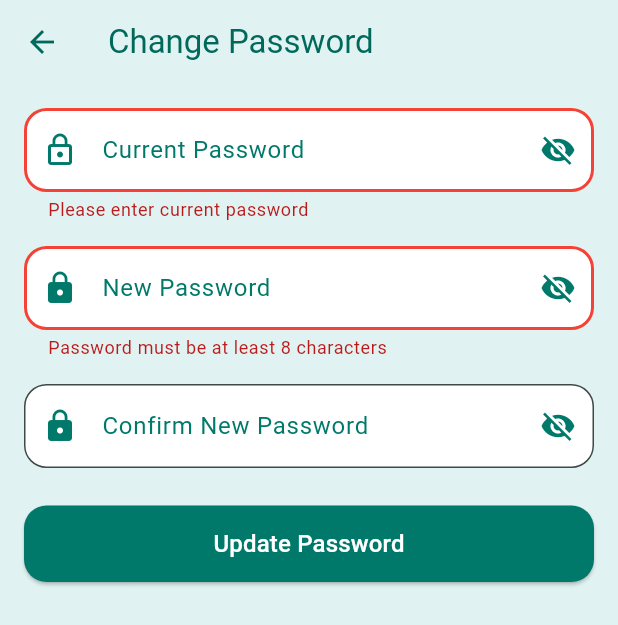
After one commit to ShadmaN1028/RentEase, a Flutter app: the TenantChangePassword screen opened directly, after a tap on "Update Password", on a phone screen of 412 x 824 dp. The commit adds this screen. Shown: the top 625 px of the screen. Run offline on Flutter 3.47's test engine with Material 3 defaults, Android fonts, the light colour scheme and no system bars; our stand-ins replace dio, lottie; network calls fail.

Commit message:
password and profile change updated for tenant also

```diff
--- /dev/null
+++ b/lib/screens/tenant/tenant_change_password.dart
@@ -0,0 +1,271 @@
+import 'package:flutter/material.dart';
+import 'package:provider/provider.dart';
+import 'package:dio/dio.dart';
+import 'package:rentease/services/api_services.dart';
+import 'package:rentease/providers/auth_provider.dart';
+import 'package:rentease/utils/constants.dart';
+
+class TenantChangePassword extends StatefulWidget {
+  const TenantChangePassword({super.key});
+
+  @override
+  State<TenantChangePassword> createState() => _ChangePasswordPageState();
+}
+
+class _ChangePasswordPageState extends State<TenantChangePassword> {
+  final _formKey = GlobalKey<FormState>();
+  final _currentPasswordController = TextEditingController();
+  final _newPasswordController = TextEditingController();
+  final _confirmPasswordController = TextEditingController();
+
+  bool _isLoading = false;
+
+  Future<void> _changePassword() async {
+    FocusScope.of(context).unfocus();
+    if (!_formKey.currentState!.validate()) return;
+
+    String? token = Provider.of<AuthProvider>(context, listen: false).token;
+    if (token == null) {
+      ScaffoldMessenger.of(
+        context,
+      ).showSnackBar(SnackBar(content: Text("Unauthorized: No token found")));
+      return;
+    }
+
+    setState(() {
+      _isLoading = true;
+    });
+
+    try {
+      final apiService = ApiService();
+      print('Request URL: ${ApiService.baseUrl}/tenant/update-password');
+      print(
+        'Request Data: ${{"currentPassword": _currentPasswordController.text.trim(), "newPassword": _newPasswordController.text.trim()}}',
+      );
+      final response = await apiService.dio.put(
+        '${ApiService.baseUrl}/tenant/update-password',
+        data: {
+          "currentPassword": _currentPasswordController.text.trim(),
+          "newPassword": _newPasswordController.text.trim(),
+        },
+        options: Options(headers: {'Authorization': 'Bearer $token'}),
+      );
+      if (response.statusCode == 200) {
+        ScaffoldMessenger.of(context).showSnackBar(
+          SnackBar(content: Text("Password changed successfully")),
+        );
+        _formKey.currentState!.reset();
+        _currentPasswordController.clear();
+        _newPasswordController.clear();
+        _confirmPasswordController.clear();
+      } else if (response.statusCode == 404) {
+        ScaffoldMessenger.of(context).showSnackBar(
+          SnackBar(
+            content: Text("Endpoint not found. Please contact support."),
+          ),
+        );
+        return;
+      } else {
+        throw Exception("Failed to change password");
+      }
+    } catch (e) {
+      print('Error: $e');
+      ScaffoldMessenger.of(
+        context,
+      ).showSnackBar(SnackBar(content: Text("Error changing password")));
+    } finally {
+      setState(() {
+        _isLoading = false;
+      });
+    }
+  }
+
+  @override
+  Widget build(BuildContext context) {
+    return Scaffold(
+      appBar: AppBar(
+        title: Text(
+          "Change Password",
+          style: TextStyle(color: BackgroundColor.textbold),
+        ),
+        backgroundColor: BackgroundColor.bgcolor,
+        iconTheme: IconThemeData(color: BackgroundColor.button2),
+      ),
+      backgroundColor: BackgroundColor.bgcolor,
+      body: SafeArea(
+        child: Padding(
+          padding: const EdgeInsets.all(16.0),
+          child: Form(
+            key: _formKey,
+            child: Column(
+              children: [
+                Consumer<AuthProvider>(
+                  builder: (context, authProvider, child) {
+                    return TextFormField(
+                      controller: _currentPasswordController,
+                      obscureText: authProvider.showPasswordCurrent,
+
+                      decoration: InputDecoration(
+                        labelText: "Current Password",
+                        labelStyle: TextStyle(color: BackgroundColor.textinput),
+                        filled: true,
+                        fillColor: Colors.white,
+                        suffixIcon: InkWell(
+                          child: Icon(
+                            authProvider.showPasswordCurrent
+                                ? Icons.visibility
+                                : Icons.visibility_off,
+                            color: BackgroundColor.textinput,
+                          ),
+                          onTap: () {
+                            authProvider.setShowPasswordCurrent(
+                              !authProvider.showPasswordCurrent,
+                            );
+                          },
+                        ),
+                        border: OutlineInputBorder(
+                          borderRadius: BorderRadius.circular(15),
+                        ),
+                        errorBorder: OutlineInputBorder(
+                          borderRadius: BorderRadius.circular(15),
+                          borderSide: BorderSide(color: Colors.red, width: 2),
+                        ),
+                        prefixIcon: Icon(
+                          Icons.lock_outline,
+                          color: BackgroundColor.textinput,
+                        ),
+                      ),
+                      validator: (value) {
+                        if (value == null || value.isEmpty) {
+                          return 'Please enter current password';
+                        }
+                        return null;
+                      },
+                    );
+                  },
+                ),
+                SizedBox(height: 16),
+                Consumer<AuthProvider>(
+                  builder: (context, authProvider, child) {
+                    return TextFormField(
+                      controller: _newPasswordController,
+                      obscureText: authProvider.showPasswordNew1,
+                      decoration: InputDecoration(
+                        labelText: "New Password",
+                        labelStyle: TextStyle(color: BackgroundColor.textinput),
+
+                        filled: true,
+                        fillColor: Colors.white,
+                        suffixIcon: InkWell(
+                          child: Icon(
+                            authProvider.showPasswordNew1
+                                ? Icons.visibility
+                                : Icons.visibility_off,
+                            color: BackgroundColor.textinput,
+                          ),
+                          onTap: () {
+                            authProvider.setShowPasswordNew1(
+                              !authProvider.showPasswordNew1,
+                            );
+                          },
+                        ),
+                        border: OutlineInputBorder(
+                          borderRadius: BorderRadius.circular(15),
+                        ),
+                        errorBorder: OutlineInputBorder(
+                          borderRadius: BorderRadius.circular(15),
+                          borderSide: BorderSide(color: Colors.red, width: 2),
+                        ),
+                        prefixIcon: Icon(
+                          Icons.lock,
+                          color: BackgroundColor.textinput,
+                        ),
+                      ),
+                      onChanged: (_) => setState(() {}),
+                      validator: (value) {
+                        if (value == null || value.length < 8) {
+                          return 'Password must be at least 8 characters';
+                        }
+                        return null;
+                      },
+                    );
+                  },
+                ),
+                SizedBox(height: 16),
+                Consumer<AuthProvider>(
+                  builder: (context, authProvider, child) {
+                    return TextFormField(
+                      controller: _confirmPasswordController,
+                      obscureText: authProvider.showPasswordNew2,
+                      decoration: InputDecoration(
+                        labelText: "Confirm New Password",
+                        labelStyle: TextStyle(color: BackgroundColor.textinput),
+                        filled: true,
+                        fillColor: Colors.white,
+                        border: OutlineInputBorder(
+                          borderRadius: BorderRadius.circular(15),
+                        ),
+                        errorBorder: OutlineInputBorder(
+                          borderRadius: BorderRadius.circular(15),
+                          borderSide: BorderSide(color: Colors.red, width: 2),
+                        ),
+                        prefixIcon: Icon(
+                          Icons.lock,
+                          color: BackgroundColor.textinput,
+                        ),
+                        suffixIcon: InkWell(
+                          child: Icon(
+                            authProvider.showPasswordNew2
+                                ? Icons.visibility
+                                : Icons.visibility_off,
+                            color: BackgroundColor.textinput,
+                          ),
+                          onTap: () {
+                            authProvider.setShowPasswordNew2(
+                              !authProvider.showPasswordNew2,
+                            );
+                          },
+                        ),
+                      ),
+                      onChanged: (_) => setState(() {}),
+                      validator: (value) {
+                        if (value != _newPasswordController.text) {
+                          return 'Passwords do not match';
+                        }
+                        return null;
+                      },
+                    );
+                  },
+                ),
+                SizedBox(height: 25),
+                SizedBox(
+                  width: double.infinity,
+                  child: ElevatedButton(
+                    onPressed: _isLoading ? null : _changePassword,
+                    style: ElevatedButton.styleFrom(
+                      backgroundColor: BackgroundColor.button,
+                      padding: EdgeInsets.symmetric(vertical: 14),
+                      shape: RoundedRectangleBorder(
+                        borderRadius: BorderRadius.circular(15),
+                      ),
+                    ),
+                    child:
+                        _isLoading
+                            ? CircularProgressIndicator(color: Colors.white)
+                            : Text(
+                              "Update Password",
+                              style: TextStyle(
+                                fontSize: 16,
+                                color: Colors.white,
+                              ),
+                            ),
+                  ),
+                ),
+              ],
+            ),
+          ),
+        ),
+      ),
+    );
+  }
+}
--- a/lib/widgets/sidebar_drawer.dart
+++ b/lib/widgets/sidebar_drawer.dart
@@ -1,6 +1,7 @@
 import 'package:flutter/material.dart';
 import 'package:rentease/screens/login_pages/login_page.dart';
 import 'package:rentease/screens/owner/owner_profile.dart';
+import 'package:rentease/screens/tenant/tenant_profile.dart';
 import 'package:rentease/screens/test_login/test_login_owner.dart';
 import 'package:rentease/services/api_services.dart';
 import 'package:rentease/utils/constants.dart';
@@ -194,7 +195,7 @@ class SidebarDrawer extends StatelessWidget {
             color: BackgroundColor.textbold,
           ),
         ),
-        OwnerProfile(),
+        TenantProfile(),
       ),
     ];
   }
```
Also changed, not shown: lib/screens/login_pages/login_page.dart (+3 -11 lines), lib/screens/tenant/tenant_profile.dart (added, +276 -0 lines).
